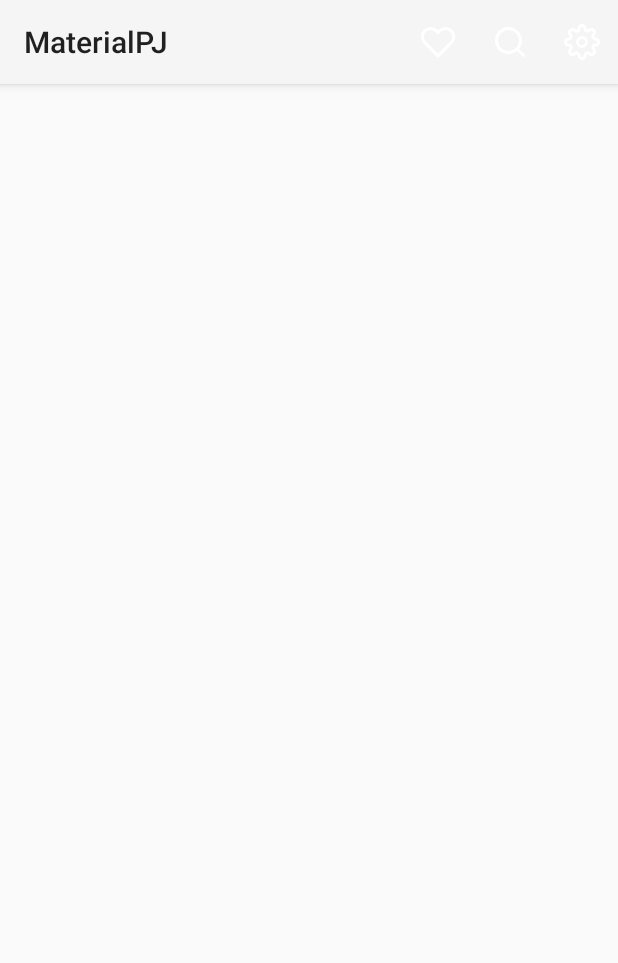
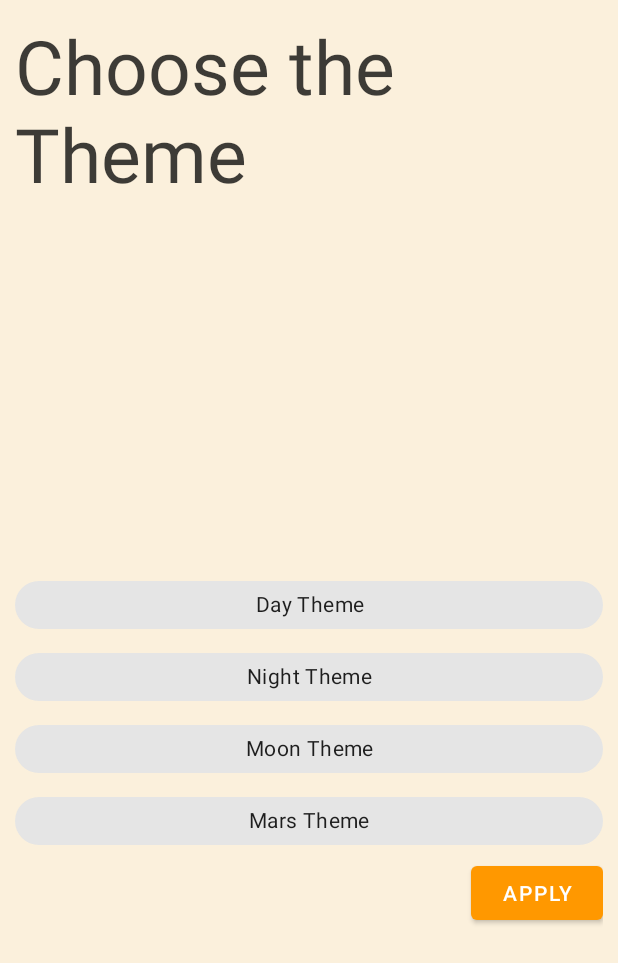
Before and after one commit to januarydayfin/MaterialPJ, an Android app: the screen it shows after launch (MainActivity), after a tap on "Settings", on a phone screen of 412 x 824 dp. Shown: the top 963 px of the screen. Run offline under Robolectric (Android 15) with nearby library versions, the phone set to English and light mode, and no system bars; libraries missing offline, so code that uses them is left out: coil.api.load; pictures from the network do not load.

Commit message:
Сделано переключение стилей + стили

```diff
--- a/app/src/main/AndroidManifest.xml
+++ b/app/src/main/AndroidManifest.xml
@@ -9,7 +9,7 @@
         android:label="@string/app_name"
         android:roundIcon="@mipmap/ic_launcher_round"
         android:supportsRtl="true"
-        android:theme="@style/AppThemeDay">
+        android:theme="@style/AppTheme.Day">
         <activity android:name=".MainActivity">
             <intent-filter>
                 <action android:name="android.intent.action.MAIN" />
--- a/app/src/main/java/com/krayapp/materialpj/MainActivity.kt
+++ b/app/src/main/java/com/krayapp/materialpj/MainActivity.kt
@@ -6,6 +6,7 @@ import android.view.Menu
 import android.view.MenuItem
 import android.widget.Toast
 import androidx.appcompat.app.AppCompatActivity
+import androidx.fragment.app.FragmentTransaction
 import androidx.preference.PreferenceManager
 import com.krayapp.materialpj.ui.main.MainPictureFragment
 import com.krayapp.materialpj.ui.main.SettingsFragment
@@ -18,7 +19,7 @@ class MainActivity : AppCompatActivity() {
     override fun onCreate(savedInstanceState: Bundle?) {
         super.onCreate(savedInstanceState)
         var currentTheme = PreferenceManager.getDefaultSharedPreferences(this)
-            .getInt(KEY_THEME, R.style.AppThemeDay)
+            .getInt(KEY_THEME, R.style.AppTheme_Day)
         setTheme(currentTheme)
         setContentView(R.layout.main_activity)
         if (savedInstanceState == null) {
@@ -41,6 +42,7 @@ class MainActivity : AppCompatActivity() {
                 supportFragmentManager.apply {
                     beginTransaction()
                         .replace(R.id.container, SettingsFragment.newInstance())
+                        .setTransition((FragmentTransaction.TRANSIT_FRAGMENT_FADE))
                         .addToBackStack("")
                         .commitAllowingStateLoss()
                 }
--- a/app/src/main/res/layout/bottom_sheet_layout.xml
+++ b/app/src/main/res/layout/bottom_sheet_layout.xml
@@ -5,7 +5,7 @@
     android:id="@+id/bottom_sheet_container"
     android:layout_width="match_parent"
     android:layout_height="match_parent"
-    android:background="#f6f6fa"
+    android:background="?bottomSheetColor"
     app:behavior_hideable="true"
     app:behavior_peekHeight="100dp"
     app:layout_behavior="com.google.android.material.bottomsheet.BottomSheetBehavior">
@@ -27,7 +27,7 @@
         android:layout_marginTop="5dp"
         android:paddingStart="10dp"
         android:paddingEnd="10dp"
-        android:textColor="#000"
+        android:textColor="?wikiIconColor"
         android:textStyle="bold"
         app:layout_constraintEnd_toEndOf="parent"
         app:layout_constraintStart_toStartOf="parent"
@@ -36,6 +36,7 @@
 
     <TextView
         android:id="@+id/bottom_sheet_description"
+        android:textColor="?wikiIconColor"
         android:layout_width="wrap_content"
         android:layout_height="wrap_content"
         android:paddingStart="10dp"
--- a/app/src/main/res/layout/settings_layout.xml
+++ b/app/src/main/res/layout/settings_layout.xml
@@ -1,6 +1,11 @@
 <?xml version="1.0" encoding="utf-8"?>
-<androidx.constraintlayout.widget.ConstraintLayout xmlns:android="http://schemas.android.com/apk/res/android"
+<FrameLayout xmlns:android="http://schemas.android.com/apk/res/android"
     xmlns:app="http://schemas.android.com/apk/res-auto"
+    android:layout_width="match_parent"
+    android:layout_height="match_parent"
+    android:background="?attr/background_main">
+
+    <androidx.constraintlayout.widget.ConstraintLayout
         android:layout_width="match_parent"
         android:layout_height="match_parent"
         android:layout_margin="@dimen/layout_default_margin">
@@ -11,10 +16,10 @@
             android:layout_height="wrap_content"
             app:layout_constraintStart_toStartOf="parent"
             app:layout_constraintTop_toTopOf="parent">
-
             <com.google.android.material.textview.MaterialTextView
                 android:layout_width="wrap_content"
                 android:layout_height="wrap_content"
+                android:textColor="?textColor"
                 android:text="@string/settings_title"
                 android:textSize="@dimen/title_size" />
         </com.google.android.material.textfield.TextInputLayout>
@@ -44,36 +49,36 @@
                 style="@style/Widget.MaterialComponents.Chip.Filter"
                 android:layout_width="match_parent"
                 android:layout_height="wrap_content"
+                android:tag="day"
                 android:text="@string/day_theme"
-            android:textAlignment="center"
-            android:tag="day"/>
+                android:textAlignment="center" />
 
             <com.google.android.material.chip.Chip
                 android:id="@+id/choice_night_theme"
                 style="@style/Widget.MaterialComponents.Chip.Filter"
                 android:layout_width="match_parent"
                 android:layout_height="wrap_content"
+                android:tag="night"
                 android:text="@string/night_theme"
-            android:textAlignment="center"
-            android:tag="night"/>
+                android:textAlignment="center" />
 
             <com.google.android.material.chip.Chip
                 android:id="@+id/choice_moon_theme"
                 style="@style/Widget.MaterialComponents.Chip.Filter"
                 android:layout_width="match_parent"
                 android:layout_height="wrap_content"
+                android:tag="moon"
                 android:text="@string/moon_theme"
-            android:textAlignment="center"
-            android:tag="moon"/>
+                android:textAlignment="center" />
 
             <com.google.android.material.chip.Chip
                 android:id="@+id/choice_mars_theme"
                 style="@style/Widget.MaterialComponents.Chip.Filter"
                 android:layout_width="match_parent"
                 android:layout_height="wrap_content"
+                android:tag="mars"
                 android:text="@string/mars_theme"
-            android:textAlignment="center"
-            android:tag="mars"/>
+                android:textAlignment="center" />
         </com.google.android.material.chip.ChipGroup>
 
         <com.google.android.material.button.MaterialButton
@@ -85,3 +90,4 @@
             app:layout_constraintTop_toBottomOf="@+id/theme_chip_group" />
 
     </androidx.constraintlayout.widget.ConstraintLayout>
+</FrameLayout>
--- a/app/src/main/res/values/attrs.xml
+++ b/app/src/main/res/values/attrs.xml
@@ -1,5 +1,9 @@
 <?xml version="1.0" encoding="utf-8"?>
 <resources>
     <attr name="fabColor" format="reference" />
-    <attr name="bottomAppBarColor" format="reference"/>
+    <attr name="bottomAppBarColor" format="reference" />
+    <attr name="background_main" format="reference" />
+    <attr name="wikiIconColor" format="reference" />
+    <attr name="textColor" format="reference" />
+    <attr name="bottomSheetColor" format="reference"/>
 </resources>
--- a/app/src/main/res/values/colors.xml
+++ b/app/src/main/res/values/colors.xml
@@ -5,8 +5,14 @@
     <color name="colorAccent">#65F3E5</color>
     <color name="loadingBackground">#80FFFFFF</color>
     <color name="color_gray">#8C8C8C</color>
-    <color name="fab_color_light">#EC7EFF</color>
-    <color name="fab_color_dark">#AB16C5</color>
+    <color name="day_background_color">#FBF0DC</color>
+    <color name="night_background_color">#252525</color>
+    <color name="day_bottomsheet_color">#CAB097</color>
+    <color name="night_bottomsheet_color">#404977</color>
+    <color name="fab_color_light">#2196F3</color>
+    <color name="fab_color_dark">#BF124D</color>
+    <color name="light_font_color">#C6FFFFFF</color>
+    <color name="dark_font_color">#C6070707</color>
     <color name="bottom_app_bar_light">#FF9800</color>
-    <color name="bottom_app_bar_dark">#B86012</color>
+    <color name="bottom_app_bar_dark">#253693</color>
 </resources>
--- a/app/src/main/res/values/styles.xml
+++ b/app/src/main/res/values/styles.xml
@@ -15,6 +15,10 @@
         <item name="colorAccent">@color/colorAccent</item>
         <item name="fabColor">@color/fab_color_light</item>
         <item name="bottomAppBarColor">@color/bottom_app_bar_light</item>
+        <item name="background_main">@color/day_background_color</item>
+        <item name="textColor">@color/dark_font_color</item>
+        <item name="wikiIconColor">@color/dark_font_color</item>
+        <item name="bottomSheetColor">@color/day_bottomsheet_color</item>
     </style>
 
     <style name="AppTheme.Night" parent="AppTheme">
@@ -23,6 +27,11 @@
         <item name="colorAccent">@color/colorAccent</item>
         <item name="fabColor">@color/fab_color_dark</item>
         <item name="bottomAppBarColor">@color/bottom_app_bar_dark</item>
+        <item name="background_main">@color/night_background_color</item>
+        <item name="android:textColor">@color/light_font_color</item>
+        <item name="textColor">@color/light_font_color</item>
+        <item name="wikiIconColor">@color/light_font_color</item>
+        <item name="bottomSheetColor">@color/night_bottomsheet_color</item>
     </style>
 
     <style name="AppTheme.Moon" parent="AppTheme">
@@ -31,14 +40,23 @@
         <item name="colorAccent">@color/colorAccent</item>
         <item name="fabColor">@color/fab_color_dark</item>
         <item name="bottomAppBarColor">@color/bottom_app_bar_dark</item>
+        <item name="background_main">@drawable/moon_background</item>
+        <item name="android:textColor">@color/light_font_color</item>
+        <item name="textColor">@color/light_font_color</item>
+        <item name="bottomSheetColor">@color/night_bottomsheet_color</item>
+        <item name="wikiIconColor">@color/light_font_color</item>
     </style>
 
     <style name="AppTheme.Mars" parent="AppTheme">
         <item name="colorPrimary">@color/colorPrimary</item>
         <item name="colorPrimaryDark">@color/colorPrimaryDark</item>
         <item name="colorAccent">@color/colorAccent</item>
-        <item name="fabColor">@color/fab_color_dark</item>
-        <item name="bottomAppBarColor">@color/bottom_app_bar_dark</item>
+        <item name="fabColor">@color/fab_color_light</item>
+        <item name="bottomAppBarColor">@color/bottom_app_bar_light</item>
+        <item name="background_main">@drawable/mars_background</item>
+        <item name="textColor">@color/dark_font_color</item>
+        <item name="wikiIconColor">@color/dark_font_color</item>
+        <item name="bottomSheetColor">@color/day_bottomsheet_color</item>
     </style>
 
 
```
Also changed, not shown: app/src/main/res/layout/main_fragment.xml (+8 -2 lines). Lines whose indentation alone changed are shown as unchanged.
